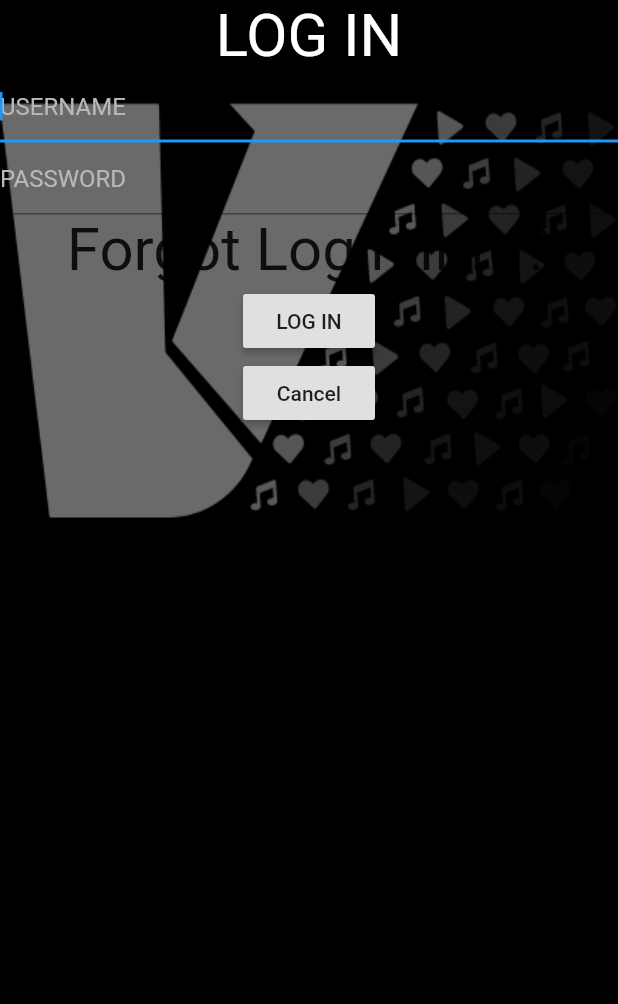
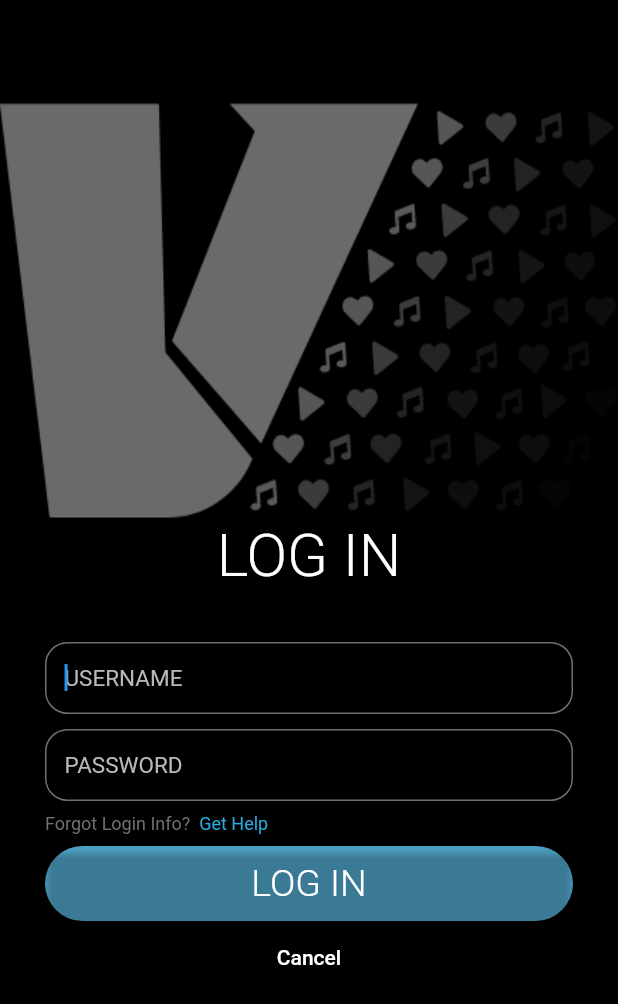
Before and after one commit to Ckefan/Vibez, a Flutter app: the screen it shows after launch, after a tap on the "add" icon, on a phone screen of 412 x 824 dp. Shown: the top 1004 px of the screen. Run offline on Flutter 3.47's test engine with Material 2 defaults, Android fonts, the phone set to English and light mode, and no system bars.

Commit message:
更新登录样式

```diff
--- a/lib/pages/login/login.dart
+++ b/lib/pages/login/login.dart
@@ -6,9 +6,8 @@ class Login extends StatelessWidget {
   @override
   Widget build(BuildContext context) {
     final avatar = "lib/assets/images/vibez-pattern.png";
-    final fontColor = TextStyle(
-      color: Color.fromRGBO(184, 184, 184, 1),
-    );
+    final fontColor =
+        TextStyle(color: Color.fromRGBO(184, 184, 184, 1), fontSize: 15.0);
 
     return Scaffold(
       resizeToAvoidBottomInset: false,
@@ -22,44 +21,119 @@ class Login extends StatelessWidget {
         ),
         width: double.infinity,
         height: double.infinity,
+        child: Padding(
+          padding: EdgeInsets.all(30.0),
           child: Column(
             children: <Widget>[
-            Text(
+              Container(
+                margin: EdgeInsets.only(top: 317.0, bottom: 20.0),
+                child: Text(
                   'LOG IN',
-              style: TextStyle(fontSize: 40.0, color: Colors.white),
+                  style: TextStyle(
+                      fontSize: 40.0,
+                      fontWeight: FontWeight.w300,
+                      color: Colors.white),
                 ),
-            TextField(
+              ),
+              Container(
+                margin: EdgeInsets.only(top: 14.0, bottom: 10.0),
+                child: DecoratedBox(
+                  decoration: BoxDecoration(
+                    border: Border.all(color: Color.fromRGBO(112, 112, 112, 1)),
+                    borderRadius: BorderRadius.circular(15.0),
+                  ),
+                  child: Padding(
+                    padding: EdgeInsets.only(left: 13.0),
+                    child: TextField(
                       autofocus: true,
-              style:fontColor,
+                      style: fontColor,
                       decoration: InputDecoration(
                           hintText: 'USERNAME',
-                hintStyle: fontColor
+                          border: InputBorder.none,
+                          hintStyle: fontColor),
                     ),
                   ),
-            TextField(
+                ),
+              ),
+              DecoratedBox(
+                decoration: BoxDecoration(
+                  border: Border.all(color: Color.fromRGBO(112, 112, 112, 1)),
+                  borderRadius: BorderRadius.circular(15.0),
+                ),
+                child: Padding(
+                  padding: EdgeInsets.only(left: 13.0),
+                  child: TextField(
                     autofocus: false,
                     style: fontColor,
                     keyboardType: TextInputType.number,
                     decoration: InputDecoration(
                         hintText: 'PASSWORD',
-                hintStyle: fontColor
+                        hintStyle: fontColor,
+                        border: InputBorder.none),
                   ),
                 ),
-            Text(
-              'Forgot Login Info?',
-              style: TextStyle(fontSize: 40.0),
+              ),
+              Container(
+                margin: EdgeInsets.only(top: 8.0, bottom: 8.0),
+                child: Align(
+                  alignment: Alignment.centerLeft,
+                  child: Text.rich(
+                    TextSpan(children: [
+                      TextSpan(
+                        text: 'Forgot Login Info? ',
+                        style: TextStyle(
+                          fontSize: 12.0,
+                          color: Color.fromRGBO(112, 112, 112, 1),
+                        ),
+                      ),
+                      TextSpan(
+                        text: ' Get Help',
+                        style: TextStyle(
+                          fontSize: 12.0,
+                          color: Color.fromRGBO(41, 169, 224, 1),
+                        ),
+                      ),
+                    ]),
+                  ),
+                ),
+              ),
+              Container(
+                width: double.infinity,
+                height: 50.0,
+                decoration: BoxDecoration(
+                  gradient: LinearGradient(
+                    begin: Alignment(0.0, -1.0),
+                    end: Alignment(0.0, -1.0),
+                    colors: [
+                      Color.fromRGBO(41, 169, 224, 1),
+                      Color.fromRGBO(82, 168, 204, 1),
+                    ],
+                  ),
+                  borderRadius: BorderRadius.circular(30.0),
+                ),
+                child: RaisedButton(
+                  child: Text(
+                    "LOG IN",
+                    style: TextStyle(
+                        color: Color.fromRGBO(255, 255, 255, 1),
+                        fontSize: 25.0,fontWeight: FontWeight.w300),
+                  ),
+                  color: Colors.transparent,
+                  onPressed: () {},
+                ),
               ),
               RaisedButton(
-              child: Text("LOG IN"),
-              onPressed: () {},
+                color: Colors.transparent,
+                child: Text(
+                  'Cancel',
+                  style: TextStyle(color: Color.fromRGBO(255, 255, 255, 1)),
                 ),
-            RaisedButton(
-              child: Text('Cancel'),
                 onPressed: () {},
               )
             ],
           ),
         ),
+      ),
     );
   }
 }
```
Lines whose indentation alone changed are shown as unchanged.
